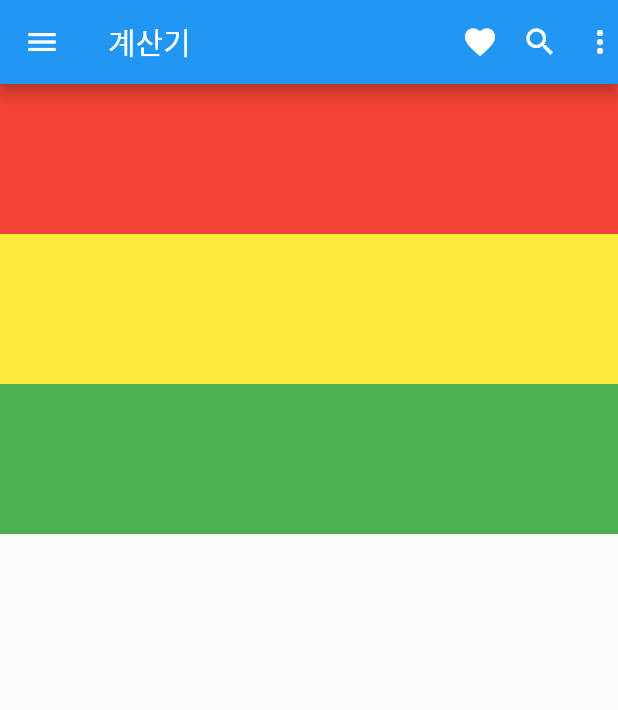
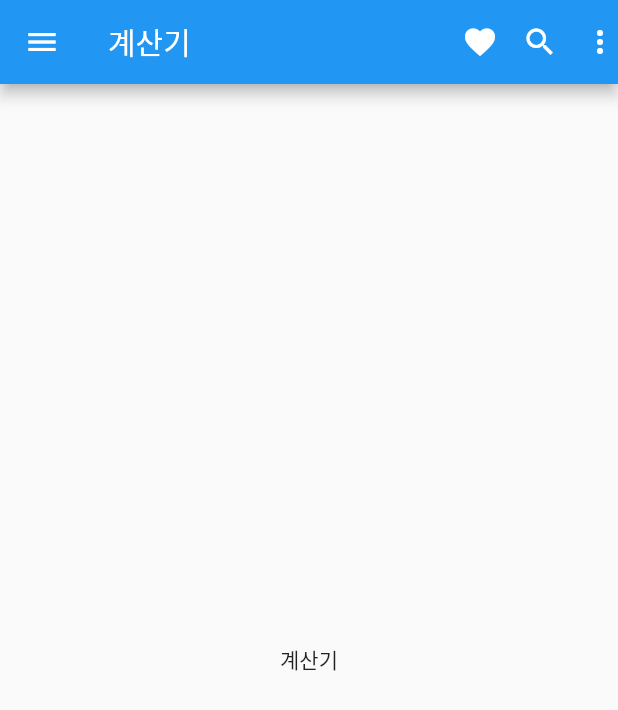
Before and after one commit to jimmylegendary/flutter-calculator, a Flutter app: the screen it shows after launch, after a tap on the "menu" icon, after a tap on "기본 계산기", on a phone screen of 412 x 824 dp. Shown: the top 710 px of the screen. Run offline on Flutter 3.47's test engine with Material 2 defaults, Android fonts, the phone set to English and light mode, and no system bars; our stand-ins replace get.

Commit message:
[Setup]Change structure using GetX, atomic design

```diff
--- a/lib/main.dart
+++ b/lib/main.dart
@@ -1,4 +1,7 @@
 import 'package:flutter/material.dart';
+import 'package:flutter_calculator/pages/engineering_calc.dart';
+import 'package:get/get.dart';
+import 'pages/simple_calc.dart';
 
 void main() {
   runApp(MyApp());
@@ -8,104 +11,27 @@ class MyApp extends StatelessWidget {
   // This widget is the root of your application.
   @override
   Widget build(BuildContext context) {
-    return MaterialApp(
+    return GetMaterialApp(
       title: '계산기',
       theme: ThemeData(
         primarySwatch: Colors.blue,
       ),
-      home: MyHomePage(title: '계산기'),
+      navigatorKey: Get.key,
+      initialRoute: '/simple_calc',
+      getPages: [
+        GetPage(
+          name: '/simple_calc',
+          page: () => SimpleCalculator(),
+          binding: SimpleCalculatorBinding(),
+          transition: Transition.noTransition,
+        ),
+        GetPage(
+          name: '/engineering_calc',
+          page: () => EngineeringCalculator(),
+          binding: EngineeringCalculatorBinding(),
+          transition: Transition.noTransition,
+        )
+      ],
     );
   }
 }
-
-class MyHomePage extends StatefulWidget {
-  MyHomePage({Key? key, required this.title}) : super(key: key);
-
-  final String title;
-
-  @override
-  _MyHomePageState createState() => _MyHomePageState();
-}
-
-class NavDrawer extends StatelessWidget {
-  @override
-  Widget build(BuildContext context) {
-    return Drawer(
-      child: ListView(
-        padding: EdgeInsets.zero,
-        children: <Widget>[
-          DrawerHeader(
-            child: Text(
-              'Side menu',
-              style: TextStyle(color: Colors.blue, fontSize: 25),
-            ),
-          ),
-          ListTile(
-            leading: Icon(Icons.exposure),
-            title: Text('기본 계산기'),
-            onTap: () => {Navigator.of(context).pop()},
-          ),
-          ListTile(
-            leading: Icon(Icons.engineering),
-            title: Text('공학용 계산기'),
-            onTap: () => {Navigator.of(context).pop()},
-          ),
-          ListTile(
-            leading: Icon(Icons.holiday_village),
-            title: Text('건축용 계산기'),
-            onTap: () => {Navigator.of(context).pop()},
-          ),
-        ],
-      ),
-    );
-  }
-}
-
-class _MyHomePageState extends State<MyHomePage> {
-  @override
-  Widget build(BuildContext context) {
-    return Scaffold(
-      drawer: NavDrawer(),
-      appBar: AppBar(
-        leading: Builder(
-          builder: (BuildContext context) {
-            return IconButton(
-              icon: const Icon(Icons.menu),
-              onPressed: () {
-                Scaffold.of(context).openDrawer();
-              },
-            );
-          },
-        ),
-        title: Text(widget.title),
-        actions: [
-          Icon(Icons.favorite),
-          Padding(
-            padding: EdgeInsets.symmetric(horizontal: 16),
-            child: Icon(Icons.search),
-          ),
-          Icon(Icons.more_vert),
-        ],
-        backgroundColor: Colors.blue,
-      ),
-      body: SafeArea(
-          child: Column(mainAxisAlignment: MainAxisAlignment.start, children: [
-        Container(
-          width: double.infinity,
-          height: 100,
-          color: Colors.red,
-        ),
-        Container(
-          width: double.infinity,
-          height: 100,
-          color: Colors.yellow,
-        ),
-        Container(
-          width: double.infinity,
-          height: 100,
-          color: Colors.green,
-        ),
-      ])),
-    );
-  }
-}
--- /dev/null
+++ b/lib/pages/calculator_app_bar.dart
@@ -0,0 +1,43 @@
+import 'package:flutter/cupertino.dart';
+import 'package:flutter/material.dart';
+
+class CalculatorAppBar extends StatefulWidget implements PreferredSizeWidget {
+  CalculatorAppBar(this.title)
+      : preferredSize = Size.fromHeight(kToolbarHeight);
+
+  final String title;
+
+  @override
+  final Size preferredSize; // default is 56.0
+
+  @override
+  _CalculatorAppBarState createState() => _CalculatorAppBarState();
+}
+
+class _CalculatorAppBarState extends State<CalculatorAppBar> {
+  @override
+  Widget build(BuildContext context) {
+    return AppBar(
+      leading: Builder(
+        builder: (BuildContext context) {
+          return IconButton(
+            icon: const Icon(Icons.menu),
+            onPressed: () {
+              Scaffold.of(context).openDrawer();
+            },
+          );
+        },
+      ),
+      title: Text(widget.title),
+      actions: [
+        Icon(Icons.favorite),
+        Padding(
+          padding: EdgeInsets.symmetric(horizontal: 16),
+          child: Icon(Icons.search),
+        ),
+        Icon(Icons.more_vert),
+      ],
+      backgroundColor: Colors.blue,
+    );
+  }
+}
--- /dev/null
+++ b/lib/pages/calculator_drawer.dart
@@ -0,0 +1,46 @@
+import 'package:flutter/cupertino.dart';
+import 'package:flutter/material.dart';
+import 'package:get/get.dart';
+
+class CalculatorDrawer extends StatelessWidget {
+  @override
+  Widget build(BuildContext context) {
+    return Drawer(
+      child: ListView(
+        padding: EdgeInsets.zero,
+        children: <Widget>[
+          DrawerHeader(
+            child: Text(
+              'Side menu',
+              style: TextStyle(color: Colors.blue, fontSize: 25),
+            ),
+          ),
+          ListTile(
+            leading: Icon(Icons.exposure),
+            title: Text('기본 계산기'),
+            tileColor:
+                Get.currentRoute == '/simple_calc' ? Colors.grey[300] : null,
+            onTap: () {
+              Get.offAndToNamed('/simple_calc');
+            },
+          ),
+          ListTile(
+            leading: Icon(Icons.engineering),
+            title: Text('공학용 계산기'),
+            tileColor: Get.currentRoute == '/engineering_calc'
+                ? Colors.grey[300]
+                : null,
+            onTap: () {
+              Get.offAndToNamed('/engineering_calc');
+            },
+          ),
+          ListTile(
+            leading: Icon(Icons.holiday_village),
+            title: Text('건축용 계산기'),
+            onTap: () => {Navigator.of(context).pop()},
+          ),
+        ],
+      ),
+    );
+  }
+}
--- /dev/null
+++ b/lib/pages/engineering_calc.dart
@@ -0,0 +1,34 @@
+import 'package:flutter/cupertino.dart';
+import 'package:flutter/material.dart';
+import 'package:flutter_calculator/pages/calculator_app_bar.dart';
+import 'package:flutter_calculator/pages/calculator_drawer.dart';
+import 'package:get/get.dart';
+import 'package:get/instance_manager.dart';
+
+class EngineeringCalculator extends GetView<EngineeringCalculatorController> {
+  EngineeringCalculator({Key? key}) : super(key: key);
+
+  @override
+  Widget build(BuildContext context) {
+    return Scaffold(
+        drawer: CalculatorDrawer(),
+        appBar: CalculatorAppBar('공학용 계산기'),
+        body: Center(
+          child: Text('공학용 계산기'),
+        ));
+  }
+}
+
+class EngineeringCalculatorController extends GetxController {
+  @override
+  void onInit() {
+    super.onInit();
+  }
+}
+
+class EngineeringCalculatorBinding extends Bindings {
+  @override
+  void dependencies() {
+    Get.put(EngineeringCalculatorController());
+  }
+}
--- /dev/null
+++ b/lib/pages/simple_calc.dart
@@ -0,0 +1,34 @@
+import 'package:flutter/cupertino.dart';
+import 'package:flutter/material.dart';
+import 'package:flutter_calculator/pages/calculator_app_bar.dart';
+import 'package:flutter_calculator/pages/calculator_drawer.dart';
+import 'package:get/get.dart';
+import 'package:get/instance_manager.dart';
+
+class SimpleCalculator extends GetView<SimpleCalculatorController> {
+  SimpleCalculator({Key? key}) : super(key: key);
+
+  @override
+  Widget build(BuildContext context) {
+    return Scaffold(
+        drawer: CalculatorDrawer(),
+        appBar: CalculatorAppBar('계산기'),
+        body: Center(
+          child: Text('계산기'),
+        ));
+  }
+}
+
+class SimpleCalculatorController extends GetxController {
+  @override
+  void onInit() {
+    super.onInit();
+  }
+}
+
+class SimpleCalculatorBinding extends Bindings {
+  @override
+  void dependencies() {
+    Get.put(SimpleCalculatorController());
+  }
+}
--- a/pubspec.yaml
+++ b/pubspec.yaml
@@ -27,7 +27,8 @@ dependencies:
   # The following adds the Cupertino Icons font to your application.
   # Use with the CupertinoIcons class for iOS style icons.
   cupertino_icons: ^1.0.2
-  get: ^3.26.0
+  get: ^4.3.4
+  transition:
 
 dev_dependencies:
   flutter_test:
```
Also changed, not shown: lib/simple_calc.dart (deleted, +0 -28 lines), lib/widgets/atoms/button.dart (added, +10 -0 lines), pubspec.lock.
